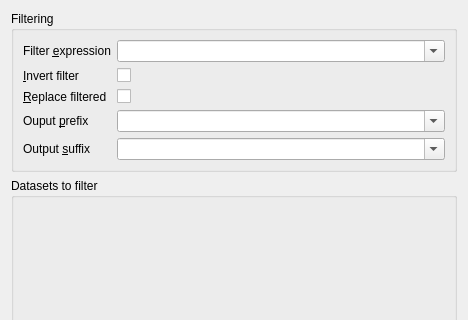
Before: the Qt Designer form ui/filter.ui in veusz/veusz, drawn with Qt 5; both pictures show x 0 to 468 and y 0 to 320 of the 468 by 528 pixel window.
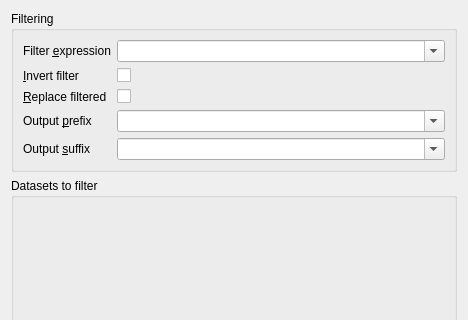
After: the same form once the commit is applied. Custom widgets are drawn as their Qt base class.

Diff of the .ui file:
```diff
--- a/ui/filter.ui
+++ b/ui/filter.ui
@@ -89,7 +89,7 @@
       <item row="3" column="0">
        <widget class="QLabel" name="label_21">
         <property name="text">
-         <string>Ouput &amp;prefix</string>
+         <string>Output &amp;prefix</string>
         </property>
         <property name="buddy">
          <cstring>prefixcombo</cstring>
```
Left out of the diff: 2 changed lines with no effect on the pictures.
